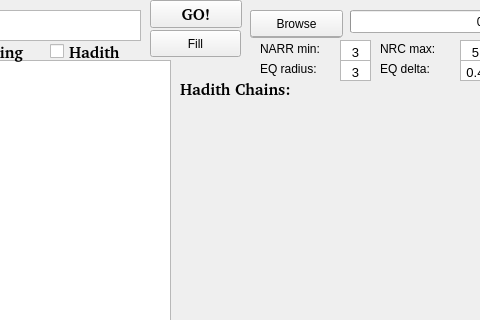
codelogicanalysis/atmine, file ATSarf/src/gui/mainwindow.ui: the form before one commit; both pictures show x 370 to 850 and y 0 to 320 of the 1000 by 650 pixel window.
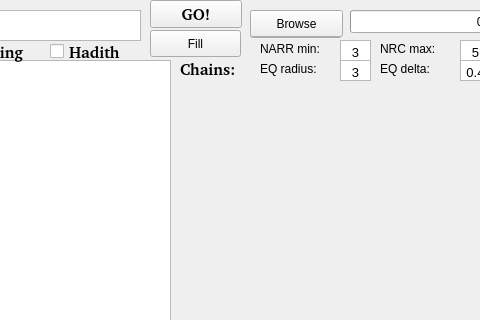
The form after the commit. Icons and pictures are not drawn.

```diff
--- a/ATSarf/src/gui/mainwindow.ui
+++ b/ATSarf/src/gui/mainwindow.ui
@@ -234,8 +234,8 @@
     <property name="geometry">
      <rect>
       <x>550</x>
-      <y>80</y>
-      <width>121</width>
+      <y>60</y>
+      <width>61</width>
       <height>18</height>
      </rect>
     </property>
@@ -248,7 +248,7 @@
      </font>
     </property>
     <property name="text">
-     <string>Hadith Chains:</string>
+     <string>Chains:</string>
     </property>
    </widget>
    <widget class="QProgressBar" name="progressBar">
```
